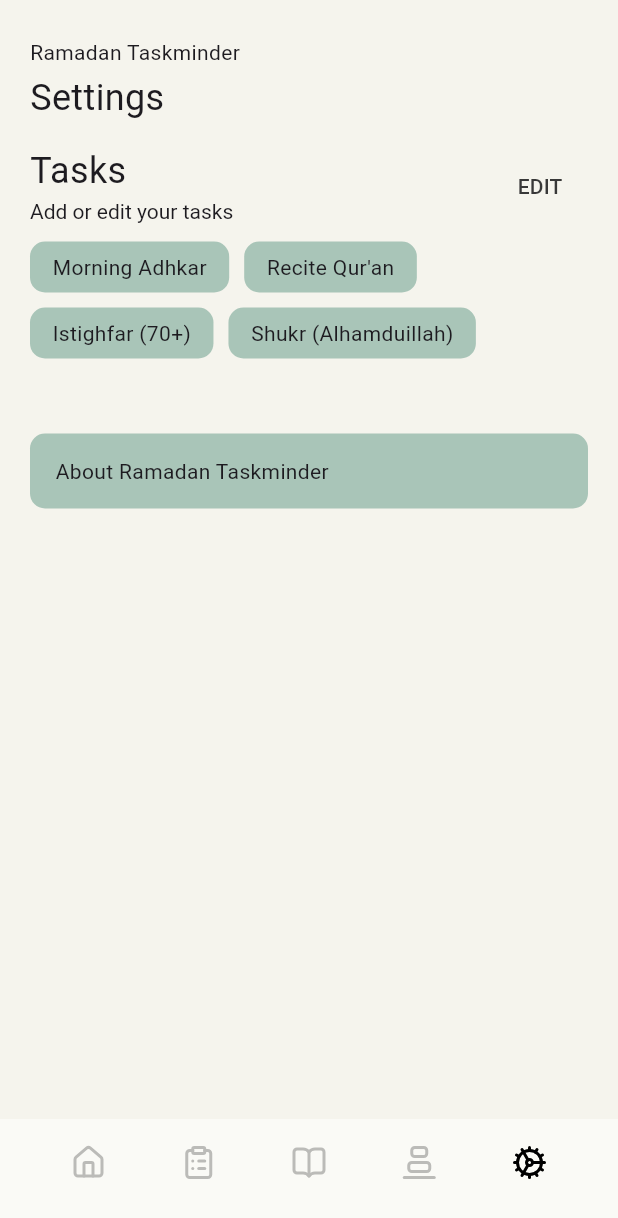
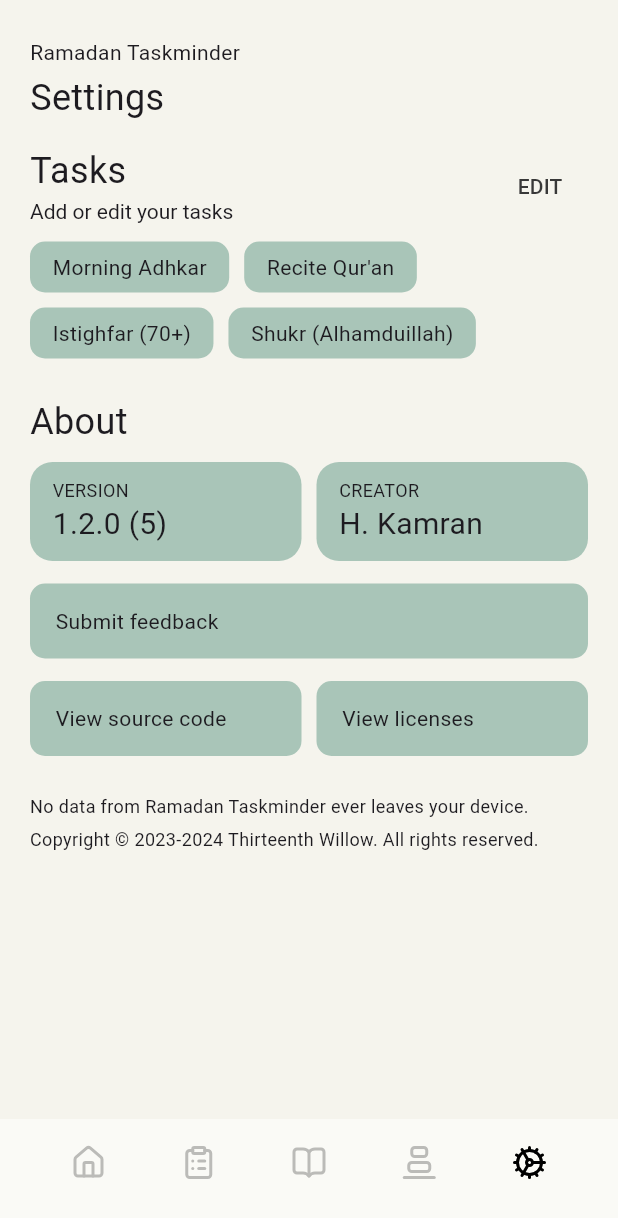
Before and after one commit to hkamran80/ramadan-taskminder, a Flutter app: the SettingsScreen screen opened by its route, on a phone screen of 412 x 824 dp. Shown: the top 1218 px of the screen. Run offline on Flutter 3.47's test engine with Material 3 defaults, Android fonts, the phone set to English and light mode, and no system bars; our stand-ins replace go_router, google_fonts, hijri, hive_flutter, lucide_icons_flutter, package_info_plus and 1 more; accounts and stored records are empty; Roboto replaces fonts that are missing (Numans).

Commit message:
Move the about section to the settings page

```diff
--- a/lib/screens/settings.dart
+++ b/lib/screens/settings.dart
@@ -1,6 +1,7 @@
 import 'package:flutter/material.dart';
 import 'package:go_router/go_router.dart';
 import 'package:hive_flutter/hive_flutter.dart';
+import 'package:package_info_plus/package_info_plus.dart';
 import 'package:ramadan_taskminder/constants.dart';
 import 'package:ramadan_taskminder/tasks.dart';
 import 'package:ramadan_taskminder/theme.dart';
@@ -8,8 +9,10 @@ import 'package:ramadan_taskminder/widgets/page_footer.dart';
 import 'package:ramadan_taskminder/widgets/page_header.dart';
 import 'package:ramadan_taskminder/widgets/screen_footer.dart';
 import 'package:ramadan_taskminder/widgets/section_header.dart';
+import 'package:ramadan_taskminder/widgets/stacked_card.dart';
 import 'package:ramadan_taskminder/widgets/statistic_card.dart';
 import 'package:ramadan_taskminder/widgets/wide_card.dart';
+import 'package:url_launcher/url_launcher.dart';
 
 class SettingsScreen extends StatefulWidget {
   const SettingsScreen({super.key});
@@ -22,15 +25,38 @@ class _SettingsScreenState extends State<SettingsScreen> {
   Box tasksBox = Hive.box("tasks");
   late List<String> allTasks;
 
+  String version = "";
+  String buildNumber = "";
+
   @override
   void initState() {
     super.initState();
     initializeTasks();
+    loadPackageInfo();
   }
 
   void initializeTasks() {
     allTasks =
         tasksBox.get("allTasks", defaultValue: initialTasks) as List<String>;
+  }
+
+  void loadPackageInfo() async {
+    PackageInfo packageInfo = await PackageInfo.fromPlatform();
+    setState(
+      () {
+        version = packageInfo.version;
+        buildNumber = packageInfo.buildNumber;
+      },
+    );
+  }
+
+  void _launchUrl(Uri uri) async {
+    if (!await launchUrl(
+      uri,
+      mode: LaunchMode.externalApplication,
+    )) {
+      throw 'Could not launch $uri';
+    }
   }
 
   @override
@@ -85,12 +111,71 @@ class _SettingsScreenState extends State<SettingsScreen> {
                           ],
                         ),
                         const SizedBox(
-                          height: 50,
+                          height: 25,
                         ),
-                        WideCard(
-                          content: "About $appName",
-                          onTap: () =>
-                              GoRouter.of(context).push("/settings/about"),
+                        Column(
+                          mainAxisSize: MainAxisSize.min,
+                          crossAxisAlignment: CrossAxisAlignment.start,
+                          children: [
+                            const SectionHeader(
+                              title: "About",
+                            ),
+                            const SizedBox(height: 10),
+                            Row(
+                              mainAxisAlignment: MainAxisAlignment.spaceBetween,
+                              children: [
+                                StackedCard(
+                                  header: "Version",
+                                  title: "$version ($buildNumber)",
+                                ),
+                                StackedCard(
+                                  header: "Creator",
+                                  title: "H. Kamran",
+                                  onTap: () => _launchUrl(hkamranUrl),
+                                ),
+                              ],
+                            ),
+                            const SizedBox(height: 15),
+                            WideCard(
+                              content: "Submit feedback",
+                              onTap: () => _launchUrl(feedbackUrl),
+                            ),
+                            const SizedBox(height: 15),
+                            Row(
+                              mainAxisAlignment: MainAxisAlignment.spaceBetween,
+                              children: [
+                                WideCard(
+                                  content: "View source code",
+                                  halfWidth: true,
+                                  onTap: () => _launchUrl(repositoryUrl),
+                                ),
+                                WideCard(
+                                  content: "View licenses",
+                                  halfWidth: true,
+                                  onTap: () => showLicensePage(
+                                    context: context,
+                                    applicationName: appName,
+                                    applicationVersion:
+                                        "$version ($buildNumber)",
+                                    applicationLegalese:
+                                        "Copyright © 2023 Thirteenth Willow. All rights reserved.",
+                                  ),
+                                ),
+                              ],
+                            ),
+                            const SizedBox(height: 25),
+                            const Text(
+                              "No data from $appName ever leaves your device.",
+                              textAlign: TextAlign.center,
+                              style: TextStyle(fontSize: 12),
+                            ),
+                            const SizedBox(height: 5),
+                            const Text(
+                              "Copyright © 2023-2024 Thirteenth Willow. All rights reserved.",
+                              textAlign: TextAlign.center,
+                              style: TextStyle(fontSize: 12),
+                            ),
+                          ],
                         ),
                         const ScreenFooter(),
                       ],
```
Also changed, not shown: lib/screens/about.dart (deleted, +0 -140 lines).
